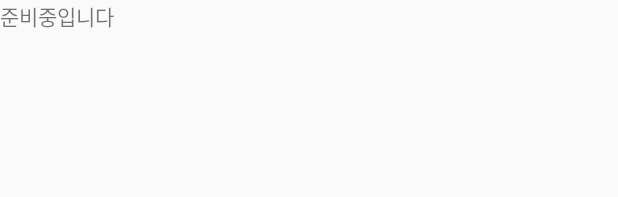
After one commit to hoonjong/Shinhan_food, an Android app: the layout activity_input.xml on its own in the app's theme, with its tools: preview values and no code run, on a phone screen of 412 x 824 dp. The commit adds this screen. Shown: the top 197 px of the screen. Run offline under Robolectric (Android 15) with nearby library versions, the phone set to English and light mode, and no system bars.

Commit message:
Revert "첫번째 커밋입니다. -2020.12.10 신한대식당 시작"
This reverts commit 52bce7f89fdaa907b103c8f4305d3e99fd0ac80b.

2020.12.11 오전 12:49
액션바 안뜨는 문제 해결 : 원인 : 메인액티비에서 extends를 AppCompatActivity 를 안하고, Activity.를 하고 있었음. --> 무슨차이 인지 고민해야 함

2020.12.11 오후 4:41
1.개발자에게 문의하기 --> 이미지로 변경
2.공유하기 --> 플레이스토어에 업로드 후 손봐야 함
3.의뢰자님께서 식단 업로드하실 때 기능 --> Hide로 사용할 예정.  공유하기 버튼 5번 클릭 시 식단 업로드 버튼 활성화 혹은 인텐트로 체인지

2020.12.11 오후 6:00
1.3번 기능 --> 별모양 클릭시 인텐트로 화면 전환해서 메뉴 입력하는 창 까지 성공.  메뉴 입력하는 부분 구현해야 함

```diff
--- /dev/null
+++ b/app/src/main/res/layout/activity_input.xml
@@ -0,0 +1,18 @@
+<?xml version="1.0" encoding="utf-8"?>
+<LinearLayout xmlns:android="http://schemas.android.com/apk/res/android"
+    android:orientation="vertical" android:layout_width="match_parent"
+    android:layout_height="match_parent">
+
+
+    <TextView
+        android:layout_width="wrap_content"
+        android:layout_height="wrap_content"
+        android:text="준비중입니다"/>
+
+
+
+
+
+
+
+</LinearLayout>
```
Also changed, not shown: app/src/main/AndroidManifest.xml (+6 -2 lines), app/src/main/java/com/jongdroid/shinhan_food/InputActivity.java (added, +15 -0 lines), app/src/main/java/com/jongdroid/shinhan_food/MainActivity.java (+23 -0 lines), app/src/main/res/layout/activity_main.xml (+14 -2 lines), app/src/main/res/menu/menu.xml (added, +19 -0 lines), app/src/main/res/drawable/g_mail.png (added), app/src/main/res/drawable/g_mail2.png (added).
